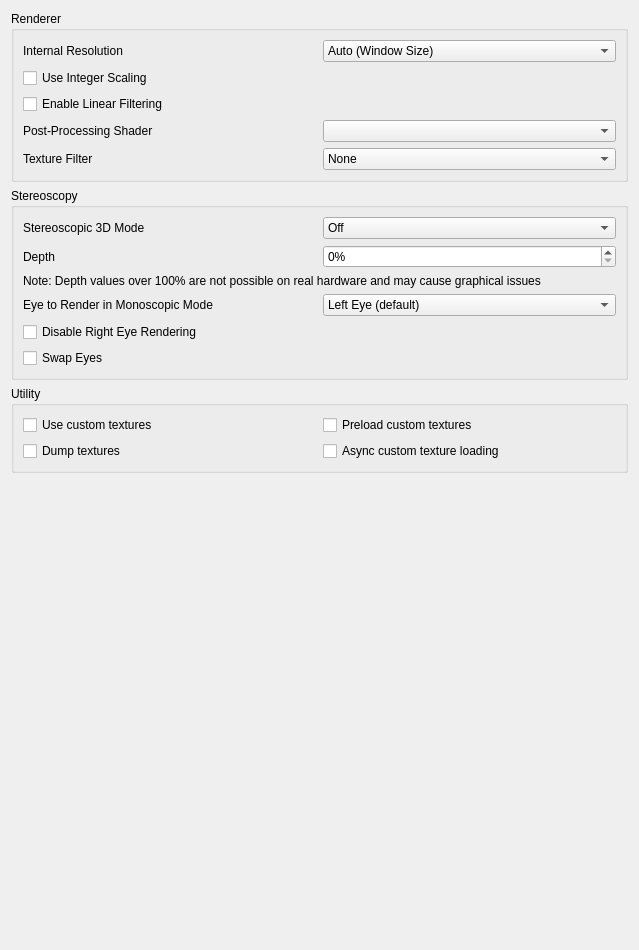
Above: src/citra_qt/configuration/configure_enhancements.ui from azahar-emu/azahar before the change. Below: the same form after it.
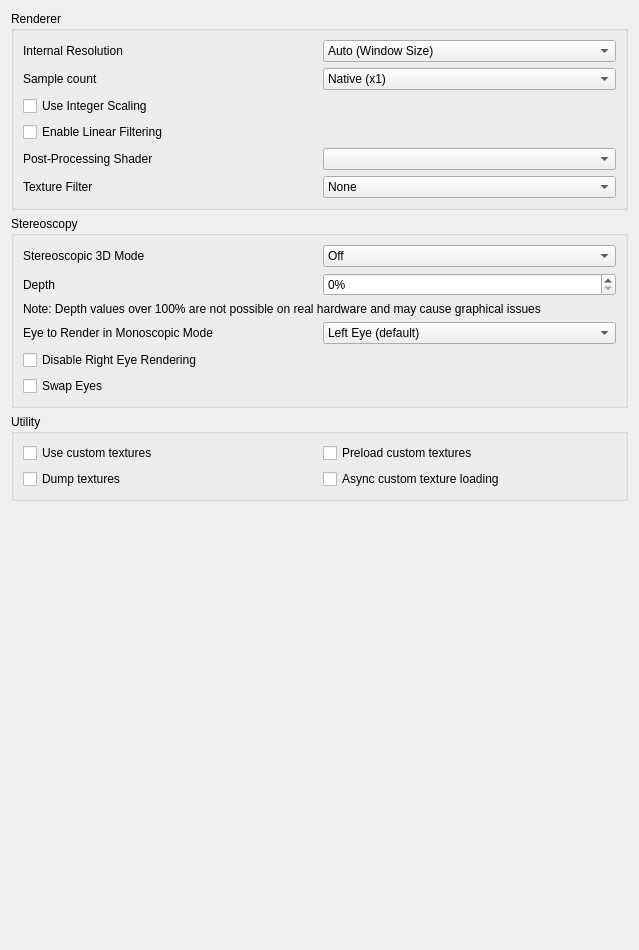
That is the form after the change.

Commit message:
config: Add `sample_count` renderer option
Option is only enabled when the renderer is set to Vulkan, for now.

```diff
--- a/src/citra_qt/configuration/configure_enhancements.ui
+++ b/src/citra_qt/configuration/configure_enhancements.ui
@@ -147,6 +147,55 @@
         </layout>
        </widget>
       </item>
+      <item>
+       <widget class="QWidget" name="widget_sample_count" native="true">
+        <layout class="QHBoxLayout" name="horizontalLayout">
+         <property name="leftMargin">
+          <number>0</number>
+         </property>
+         <property name="topMargin">
+          <number>0</number>
+         </property>
+         <property name="rightMargin">
+          <number>0</number>
+         </property>
+         <property name="bottomMargin">
+          <number>0</number>
+         </property>
+         <item>
+          <widget class="QLabel" name="sample_count_label">
+           <property name="text">
+            <string>Sample count</string>
+           </property>
+          </widget>
+         </item>
+         <item>
+          <widget class="QComboBox" name="sample_count_combobox">
+           <item>
+            <property name="text">
+             <string>Native (x1)</string>
+            </property>
+           </item>
+           <item>
+            <property name="text">
+             <string>x2</string>
+            </property>
+           </item>
+           <item>
+            <property name="text">
+             <string>x4</string>
+            </property>
+           </item>
+           <item>
+            <property name="text">
+             <string>x8</string>
+            </property>
+           </item>
+          </widget>
+         </item>
+        </layout>
+       </widget>
+      </item>
       <item>
        <widget class="QCheckBox" name="use_integer_scaling">
         <property name="text">
```
Lines whose indentation alone changed are shown as unchanged. The commit also changes 7 other files.
